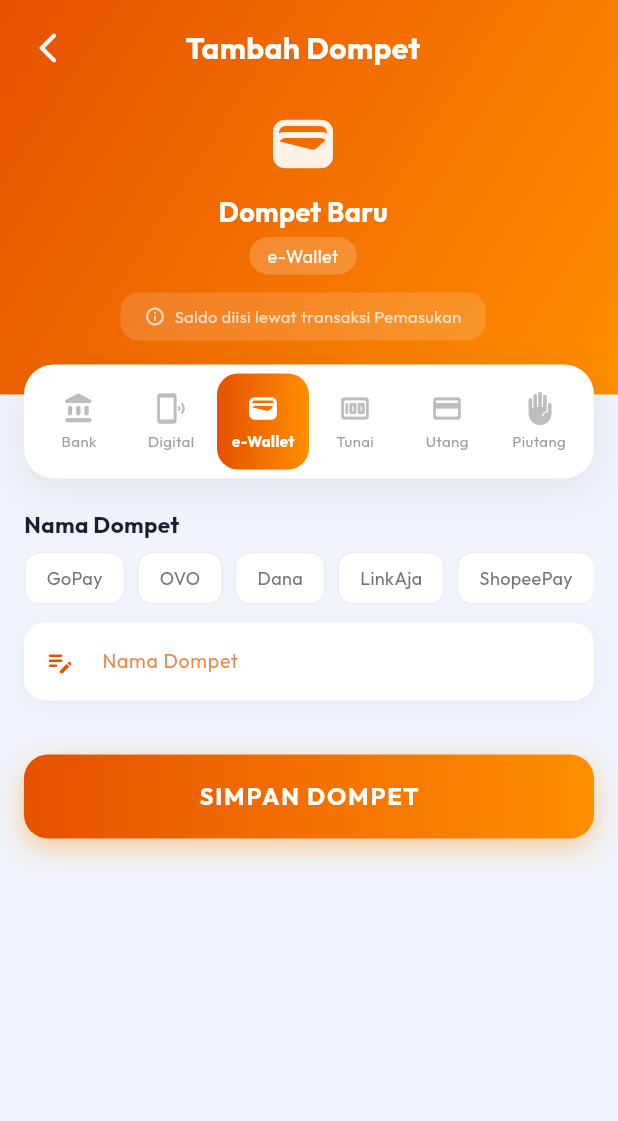
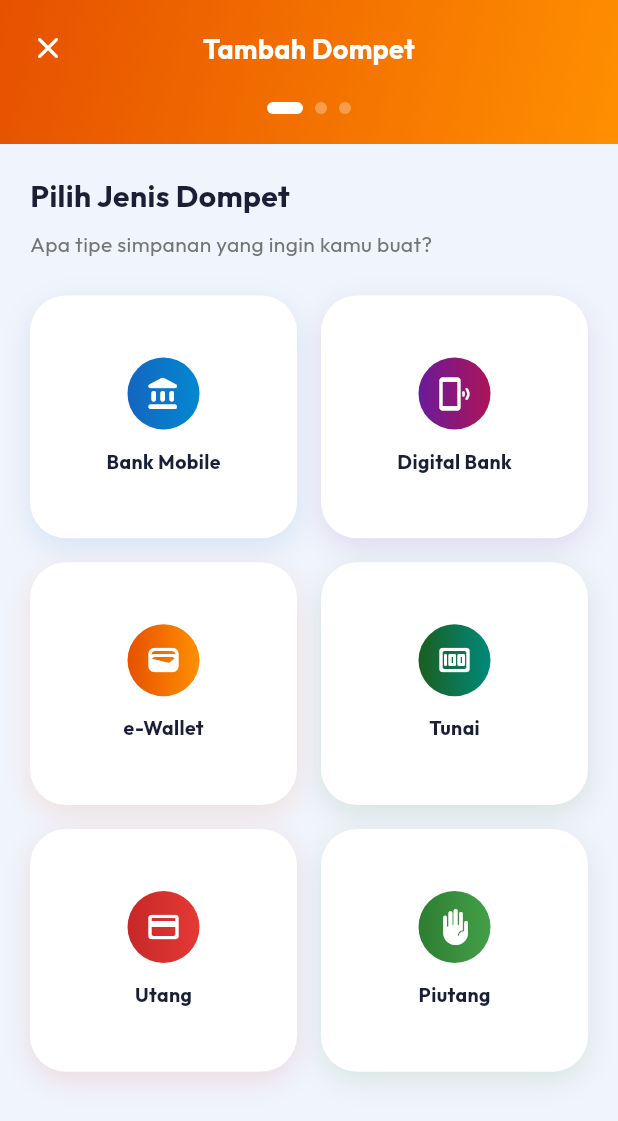
Before and after one commit to Fikzfik/urmoney, a Flutter app: the AddEditWalletScreen screen opened directly, on a phone screen of 412 x 824 dp. Shown: the top 1121 px of the screen. Run offline on Flutter 3.47's test engine with Material 3 defaults, Android fonts, the phone set to English and light mode, and no system bars; our stand-ins replace fl_chart, flutter_dotenv, flutter_riverpod, go_router, google_fonts, supabase_flutter; accounts and stored records are empty.

```diff
--- a/lib/features/wallets/presentation/screens/add_edit_wallet_screen.dart
+++ b/lib/features/wallets/presentation/screens/add_edit_wallet_screen.dart
@@ -13,6 +13,9 @@ class AddEditWalletScreen extends ConsumerStatefulWidget {
 }
 
 class _AddEditWalletScreenState extends ConsumerState<AddEditWalletScreen> {
+  late PageController _pageController;
+  int _currentStep = 0;
+
   late String selectedType;
   late TextEditingController nameCtrl;
   late TextEditingController taxAmountCtrl;
@@ -20,6 +23,24 @@ class _AddEditWalletScreenState extends ConsumerState<AddEditWalletScreen> {
   late TextEditingController interestRateCtrl;
   late TextEditingController payoutDayCtrl;
   late String payoutSchedule;
+
+  static const _types = [
+    {'key': 'bankmobile', 'name': 'Bank Mobile', 'icon': Icons.account_balance_rounded},
+    {'key': 'digitalbank', 'name': 'Digital Bank', 'icon': Icons.phonelink_ring_rounded},
+    {'key': 'ewallet', 'name': 'e-Wallet', 'icon': Icons.wallet_rounded},
+    {'key': 'cash', 'name': 'Tunai', 'icon': Icons.money_rounded},
+    {'key': 'debt', 'name': 'Utang', 'icon': Icons.credit_card_rounded},
+    {'key': 'receivable', 'name': 'Piutang', 'icon': Icons.front_hand_rounded},
+  ];
+
+  static const _suggestions = {
+    'bankmobile': ['BNI', 'BCA', 'Mandiri', 'BRI', 'BTN', 'CIMB Niaga', 'Permata'],
+    'digitalbank': ['SeaBank', 'Bank Jago', 'Blu', 'Line Bank', 'Allo Bank', 'Neobank'],
+    'ewallet': ['GoPay', 'OVO', 'Dana', 'LinkAja', 'ShopeePay'],
+    'cash': ['Dompet', 'Celengan', 'Kas'],
+    'debt': ['Kartu Kredit', 'Pinjaman Teman', 'Paylater'],
+    'receivable': ['Pinjaman ke Teman', 'Piutang Dagang'],
+  };
 
   @override
   void initState() {
@@ -32,16 +53,36 @@ class _AddEditWalletScreenState extends ConsumerState<AddEditWalletScreen> {
     interestRateCtrl = TextEditingController(text: w?.interestRate?.toString() ?? '');
     payoutDayCtrl = TextEditingController(text: w?.payoutDay?.toString() ?? '');
     payoutSchedule = w?.payoutSchedule ?? 'harian';
+
+    _currentStep = w != null ? 2 : 0;
+    _pageController = PageController(initialPage: _currentStep);
   }
 
   @override
   void dispose() {
+    _pageController.dispose();
     nameCtrl.dispose();
     taxAmountCtrl.dispose();
     taxDayCtrl.dispose();
     interestRateCtrl.dispose();
     payoutDayCtrl.dispose();
     super.dispose();
+  }
+
+  void _nextStep() {
+    if (_currentStep < 2) {
+      setState(() => _currentStep++);
+      _pageController.animateToPage(_currentStep, duration: const Duration(milliseconds: 400), curve: Curves.easeInOutCubic);
+    }
+  }
+
+  void _prevStep() {
+    if (_currentStep > 0) {
+      setState(() => _currentStep--);
+      _pageController.animateToPage(_currentStep, duration: const Duration(milliseconds: 400), curve: Curves.easeInOutCubic);
+    } else {
+      Navigator.pop(context);
+    }
   }
 
   void _save() {
@@ -51,7 +92,7 @@ class _AddEditWalletScreenState extends ConsumerState<AddEditWalletScreen> {
       notifier.addWallet(
         nameCtrl.text.trim(),
         selectedType,
-        0.0, // Balance starts at 0 — use transactions to fund
+        0.0,
         taxRate: selectedType == 'bankmobile' ? double.tryParse(taxAmountCtrl.text) : null,
         taxDay: selectedType == 'bankmobile' ? int.tryParse(taxDayCtrl.text) : null,
         interestRate: selectedType == 'digitalbank' ? double.tryParse(interestRateCtrl.text) : null,
@@ -73,196 +114,264 @@ class _AddEditWalletScreenState extends ConsumerState<AddEditWalletScreen> {
     Navigator.pop(context);
   }
 
-  static const _types = [
-    {'key': 'bankmobile', 'name': 'Bank Mobile', 'icon': Icons.account_balance_rounded},
-    {'key': 'digitalbank', 'name': 'Digital Bank', 'icon': Icons.phonelink_ring_rounded},
-    {'key': 'ewallet', 'name': 'e-Wallet', 'icon': Icons.wallet_rounded},
-    {'key': 'cash', 'name': 'Tunai', 'icon': Icons.money_rounded},
-    {'key': 'debt', 'name': 'Utang', 'icon': Icons.credit_card_rounded},
-    {'key': 'receivable', 'name': 'Piutang', 'icon': Icons.front_hand_rounded},
-  ];
-
-  static const _suggestions = {
-    'bankmobile': ['BNI', 'BCA', 'Mandiri', 'BRI', 'BTN', 'CIMB Niaga', 'Permata'],
-    'digitalbank': ['SeaBank', 'Bank Jago', 'Blu', 'Line Bank', 'Allo Bank', 'Neobank'],
-    'ewallet': ['GoPay', 'OVO', 'Dana', 'LinkAja', 'ShopeePay'],
-    'cash': ['Dompet', 'Celengan', 'Kas'],
-    'debt': ['Kartu Kredit', 'Pinjaman Teman', 'Paylater'],
-    'receivable': ['Pinjaman ke Teman', 'Piutang Dagang'],
-  };
-
   @override
   Widget build(BuildContext context) {
-    final gradColors = AppColors.walletGradients[selectedType] ?? [AppColors.primary, AppColors.accent];
-    final typeData = _types.firstWhere((t) => t['key'] == selectedType);
-
     return Scaffold(
+      backgroundColor: AppColors.background,
       body: Column(
         children: [
-          // ─── Premium gradient header ─────────────────────────────────
-          Container(
-            decoration: BoxDecoration(
-              gradient: LinearGradient(colors: gradColors, begin: Alignment.topLeft, end: Alignment.bottomRight),
+          _buildHeader(),
+          Expanded(
+            child: PageView(
+              controller: _pageController,
+              physics: const NeverScrollableScrollPhysics(),
+              children: [
+                _buildTypePicker(),
+                _buildItemPicker(),
+                _buildDetailsForm(),
+              ],
             ),
+          ),
+        ],
+      ),
+    );
+  }
+
+  Widget _buildHeader() {
+    final gradColors = AppColors.walletGradients[selectedType] ?? [AppColors.primary, AppColors.accent];
+    return Container(
+      decoration: BoxDecoration(gradient: LinearGradient(colors: gradColors, begin: Alignment.topLeft, end: Alignment.bottomRight)),
       child: SafeArea(
         bottom: false,
         child: Padding(
-                padding: const EdgeInsets.fromLTRB(8, 8, 16, 36),
+          padding: const EdgeInsets.fromLTRB(8, 8, 8, 20),
           child: Column(
             children: [
               Row(
                 children: [
                   IconButton(
-                          icon: const Icon(Icons.arrow_back_ios_new_rounded, color: Colors.white),
-                          onPressed: () => Navigator.pop(context),
+                    icon: Icon(_currentStep == 0 ? Icons.close_rounded : Icons.arrow_back_ios_new_rounded, color: Colors.white),
+                    onPressed: _prevStep,
                   ),
                   Expanded(
                     child: Text(
                       widget.wallet == null ? 'Tambah Dompet' : 'Edit Dompet',
-                            style: const TextStyle(color: Colors.white, fontWeight: FontWeight.bold, fontSize: 20),
+                      style: const TextStyle(color: Colors.white, fontWeight: FontWeight.bold, fontSize: 18),
                       textAlign: TextAlign.center,
                     ),
                   ),
                   const SizedBox(width: 48),
                 ],
               ),
-                    const SizedBox(height: 16),
-                    Icon(typeData['icon'] as IconData, color: Colors.white.withOpacity(0.9), size: 48),
-                    const SizedBox(height: 8),
-                    Text(
-                      nameCtrl.text.isEmpty ? 'Dompet Baru' : nameCtrl.text,
-                      style: const TextStyle(color: Colors.white, fontSize: 18, fontWeight: FontWeight.bold),
+              const SizedBox(height: 12),
+              // Progress indicator dots
+              Row(
+                mainAxisAlignment: MainAxisAlignment.center,
+                children: List.generate(3, (i) {
+                  final isDone = _currentStep > i;
+                  final isCurrent = _currentStep == i;
+                  return Container(
+                    margin: const EdgeInsets.symmetric(horizontal: 4),
+                    width: isCurrent ? 24 : 8,
+                    height: 8,
+                    decoration: BoxDecoration(
+                      color: isDone || isCurrent ? Colors.white : Colors.white.withOpacity(0.3),
+                      borderRadius: BorderRadius.circular(4),
                     ),
-                    const SizedBox(height: 4),
-                    Container(
-                      padding: const EdgeInsets.symmetric(horizontal: 12, vertical: 4),
-                      decoration: BoxDecoration(color: Colors.white.withOpacity(0.2), borderRadius: BorderRadius.circular(20)),
-                      child: Text(typeData['name'] as String, style: const TextStyle(color: Colors.white, fontSize: 12)),
-                    ),
-                    if (widget.wallet == null) ...[
-                      const SizedBox(height: 12),
-                      Container(
-                        padding: const EdgeInsets.symmetric(horizontal: 16, vertical: 8),
-                        decoration: BoxDecoration(color: Colors.white.withOpacity(0.15), borderRadius: BorderRadius.circular(12)),
-                        child: const Row(
-                          mainAxisSize: MainAxisSize.min,
-                          children: [
-                            Icon(Icons.info_outline_rounded, color: Colors.white70, size: 14),
-                            SizedBox(width: 6),
-                            Text('Saldo diisi lewat transaksi Pemasukan', style: TextStyle(color: Colors.white70, fontSize: 11)),
-                          ],
-                        ),
-                      )
-                    ],
-                  ],
-                ),
-              ),
-            ),
-          ),
-
-          // ─── Body ────────────────────────────────────────────────────
-          Expanded(
-            child: SingleChildScrollView(
-              child: Column(
-                children: [
-                  // Type selector (floating pill selector)
-                  Transform.translate(
-                    offset: const Offset(0, -20),
-                    child: Container(
-                      margin: const EdgeInsets.symmetric(horizontal: 16),
-                      padding: const EdgeInsets.all(6),
-                      decoration: BoxDecoration(
-                        color: Colors.white,
-                        borderRadius: BorderRadius.circular(20),
-                        boxShadow: [BoxShadow(color: Colors.black.withOpacity(0.08), blurRadius: 20, offset: const Offset(0, 6))],
-                      ),
-                      child: Row(
-                        children: _types.map((t) {
-                          final isSelected = selectedType == t['key'];
-                          final tGrad = AppColors.walletGradients[t['key']] ?? [AppColors.primary, AppColors.accent];
-                          return Expanded(
-                            child: GestureDetector(
-                              onTap: () => setState(() => selectedType = t['key'] as String),
-                              child: AnimatedContainer(
-                                duration: const Duration(milliseconds: 200),
-                                padding: const EdgeInsets.symmetric(vertical: 12),
-                                decoration: BoxDecoration(
-                                  gradient: isSelected ? LinearGradient(colors: tGrad) : null,
-                                  borderRadius: BorderRadius.circular(14),
-                                ),
-                                child: Column(
-                                  children: [
-                                    Icon(t['icon'] as IconData, color: isSelected ? Colors.white : Colors.grey.shade400, size: 22),
-                                    const SizedBox(height: 4),
-                                    Text(
-                                      (t['name'] as String).split(' ').first,
-                                      style: TextStyle(
-                                        fontSize: 10,
-                                        color: isSelected ? Colors.white : Colors.grey.shade500,
-                                        fontWeight: isSelected ? FontWeight.bold : FontWeight.normal,
-                                      ),
+                  );
+                }),
               ),
             ],
           ),
         ),
       ),
     );
-                        }).toList(),
+  }
+
+  // ─── STEP 1: TYPE PICKER ───────────────────────────────────────────
+  Widget _buildTypePicker() {
+    return SingleChildScrollView(
+      padding: const EdgeInsets.all(20),
+      child: Column(
+        crossAxisAlignment: CrossAxisAlignment.start,
+        children: [
+          const Text('Pilih Jenis Dompet', style: TextStyle(fontWeight: FontWeight.bold, fontSize: 20)),
+          const SizedBox(height: 8),
+          Text('Apa tipe simpanan yang ingin kamu buat?', style: TextStyle(color: Colors.grey.shade600, fontSize: 14)),
+          const SizedBox(height: 24),
+          GridView.builder(
+            shrinkWrap: true,
+            physics: const NeverScrollableScrollPhysics(),
+            gridDelegate: const SliverGridDelegateWithFixedCrossAxisCount(
+              crossAxisCount: 2,
+              crossAxisSpacing: 16,
+              mainAxisSpacing: 16,
+              childAspectRatio: 1.1,
+            ),
+            itemCount: _types.length,
+            itemBuilder: (context, i) {
+              final t = _types[i];
+              final tColors = AppColors.walletGradients[t['key']] ?? [AppColors.primary, AppColors.accent];
+              return GestureDetector(
+                onTap: () {
+                  setState(() => selectedType = t['key'] as String);
+                  _nextStep();
+                },
+                child: Container(
+                  decoration: BoxDecoration(
+                    color: Colors.white,
+                    borderRadius: BorderRadius.circular(24),
+                    boxShadow: [BoxShadow(color: tColors.first.withOpacity(0.12), blurRadius: 15, offset: const Offset(0, 6))],
+                  ),
+                  child: Column(
+                    mainAxisAlignment: MainAxisAlignment.center,
+                    children: [
+                      Container(
+                        padding: const EdgeInsets.all(12),
+                        decoration: BoxDecoration(gradient: LinearGradient(colors: tColors), shape: BoxShape.circle),
+                        child: Icon(t['icon'] as IconData, color: Colors.white, size: 24),
+                      ),
+                      const SizedBox(height: 12),
+                      Text(t['name'] as String, style: const TextStyle(fontWeight: FontWeight.bold, fontSize: 13)),
+                    ],
+                  ),
+                ),
+              );
+            },
+          ),
+        ],
+      ),
+    );
+  }
+
+  // ─── STEP 2: ITEM PICKER ───────────────────────────────────────────
+  Widget _buildItemPicker() {
+    final list = _suggestions[selectedType] ?? [];
+    final tColors = AppColors.walletGradients[selectedType] ?? [AppColors.primary, AppColors.accent];
+
+    return SingleChildScrollView(
+      padding: const EdgeInsets.all(20),
+      child: Column(
+        crossAxisAlignment: CrossAxisAlignment.start,
+        children: [
+          Text('Pilih ${_types.firstWhere((t) => t['key'] == selectedType)['name']}',
+              style: const TextStyle(fontWeight: FontWeight.bold, fontSize: 20)),
+          const SizedBox(height: 8),
+          Text('Tentukan nama penyedia layananmu', style: TextStyle(color: Colors.grey.shade600, fontSize: 14)),
+          const SizedBox(height: 24),
+          GridView.builder(
+            shrinkWrap: true,
+            physics: const NeverScrollableScrollPhysics(),
+            gridDelegate: const SliverGridDelegateWithFixedCrossAxisCount(
+              crossAxisCount: 3,
+              crossAxisSpacing: 12,
+              mainAxisSpacing: 12,
+              childAspectRatio: 1.4,
+            ),
+            itemCount: list.length + 1,
+            itemBuilder: (context, i) {
+              if (i < list.length) {
+                final s = list[i];
+                return GestureDetector(
+                  onTap: () {
+                    setState(() => nameCtrl.text = s);
+                    _nextStep();
+                  },
+                  child: Container(
+                    decoration: BoxDecoration(
+                      color: Colors.white,
+                      border: Border.all(color: Colors.grey.shade100),
+                      borderRadius: BorderRadius.circular(16),
+                    ),
+                    child: Center(
+                      child: Text(s,
+                          style: TextStyle(fontWeight: FontWeight.bold, fontSize: 11, color: tColors.first),
+                          textAlign: TextAlign.center),
+                    ),
+                  ),
+                );
+              }
+              // Custom option
+              return GestureDetector(
+                onTap: () => _nextStep(),
+                child: Container(
+                  decoration: BoxDecoration(color: Colors.grey.shade50, borderRadius: BorderRadius.circular(16)),
+                  child: const Center(
+                    child: Column(
+                      mainAxisAlignment: MainAxisAlignment.center,
+                      children: [
+                        Icon(Icons.edit_note_rounded, size: 16, color: Colors.grey),
+                        Text('Lainnya', style: TextStyle(fontSize: 10, color: Colors.grey)),
+                      ],
                     ),
                   ),
                 ),
+              );
+            },
+          ),
+        ],
+      ),
+    );
+  }
 
-                  Padding(
-                    padding: const EdgeInsets.fromLTRB(16, 0, 16, 32),
+  // ─── STEP 3: DETAILS FORM ──────────────────────────────────────────
+  Widget _buildDetailsForm() {
+    final gradColors = AppColors.walletGradients[selectedType] ?? [AppColors.primary, AppColors.accent];
+    final typeData = _types.firstWhere((t) => t['key'] == selectedType);
+
+    return SingleChildScrollView(
+      padding: const EdgeInsets.all(20),
       child: Column(
         crossAxisAlignment: CrossAxisAlignment.start,
         children: [
-                        _sectionTitle('Nama Dompet'),
-                        const SizedBox(height: 8),
-                        _buildSuggestions(),
-                        const SizedBox(height: 12),
-                        _buildField('Nama Dompet', nameCtrl, Icons.edit_note_rounded, gradColors.first,
-                            onChanged: (_) => setState(() {})),
-
-                        if (selectedType == 'bankmobile') ...[
-                          const SizedBox(height: 24),
-                          _sectionTitle('Pengaturan Pajak', icon: Icons.receipt_long_rounded, color: gradColors.first),
-                          const SizedBox(height: 10),
+          // Selected Summary Card
           Container(
             padding: const EdgeInsets.all(16),
             decoration: BoxDecoration(
-                              color: gradColors.first.withOpacity(0.05),
-                              borderRadius: BorderRadius.circular(16),
-                              border: Border.all(color: gradColors.first.withOpacity(0.15)),
+              color: Colors.white,
+              borderRadius: BorderRadius.circular(20),
+              boxShadow: [BoxShadow(color: Colors.black.withOpacity(0.04), blurRadius: 10)],
             ),
+            child: Row(
+              children: [
+                Container(
+                  padding: const EdgeInsets.all(10),
+                  decoration: BoxDecoration(gradient: LinearGradient(colors: gradColors), borderRadius: BorderRadius.circular(12)),
+                  child: Icon(typeData['icon'] as IconData, color: Colors.white, size: 20),
+                ),
+                const SizedBox(width: 12),
+                Expanded(
                   child: Column(
+                    crossAxisAlignment: CrossAxisAlignment.start,
                     children: [
-                                _buildField('Jumlah Pajak (Rp)', taxAmountCtrl, Icons.money_off_rounded, gradColors.first,
-                                    keyboardType: TextInputType.number),
-                                const SizedBox(height: 12),
-                                _buildField('Tgl Pemotongan (1-31)', taxDayCtrl, Icons.calendar_month_rounded, gradColors.first,
-                                    keyboardType: TextInputType.number),
+                      Text(nameCtrl.text.isEmpty ? 'Penyedia Layanan' : nameCtrl.text,
+                          style: const TextStyle(fontWeight: FontWeight.bold, fontSize: 15)),
+                      Text(typeData['name'] as String, style: TextStyle(fontSize: 12, color: Colors.grey.shade500)),
                     ],
                   ),
                 ),
+                IconButton(
+                  icon: const Icon(Icons.edit_rounded, size: 18, color: Colors.grey),
+                  onPressed: () => _pageController.animateToPage(0, duration: const Duration(milliseconds: 300), curve: Curves.easeOut),
+                ),
+              ],
+            ),
+          ),
+          const SizedBox(height: 24),
+          _sectionTitle('Konfigurasi Lengkap'),
+          const SizedBox(height: 16),
+          _buildField('Nama Dompet', nameCtrl, Icons.edit_note_rounded, gradColors.first),
+
+          if (selectedType == 'bankmobile') ...[
+            const SizedBox(height: 20),
+            _buildField('Jumlah Pajak / Adm (Rp)', taxAmountCtrl, Icons.money_off_rounded, gradColors.first, keyboardType: TextInputType.number),
+            const SizedBox(height: 12),
+            _buildField('Tgl Potong (1-31)', taxDayCtrl, Icons.calendar_month_rounded, gradColors.first, keyboardType: TextInputType.number),
           ],
 
           if (selectedType == 'digitalbank') ...[
-                          const SizedBox(height: 24),
-                          _sectionTitle('Pengaturan Deposito', icon: Icons.trending_up_rounded, color: gradColors.first),
-                          const SizedBox(height: 10),
-                          Container(
-                            padding: const EdgeInsets.all(16),
-                            decoration: BoxDecoration(
-                              color: gradColors.first.withOpacity(0.05),
-                              borderRadius: BorderRadius.circular(16),
-                              border: Border.all(color: gradColors.first.withOpacity(0.15)),
-                            ),
-                            child: Column(
-                              crossAxisAlignment: CrossAxisAlignment.start,
-                              children: [
-                                _buildField('Bunga / Deposito (%)', interestRateCtrl, Icons.percent_rounded, gradColors.first,
-                                    keyboardType: TextInputType.number),
+            const SizedBox(height: 20),
+            _buildField('Bunga / Tabungan (%)', interestRateCtrl, Icons.percent_rounded, gradColors.first, keyboardType: TextInputType.number),
             const SizedBox(height: 16),
             Text('Jadwal Pencairan', style: TextStyle(fontSize: 13, color: Colors.grey.shade600, fontWeight: FontWeight.w600)),
             const SizedBox(height: 8),
@@ -275,15 +384,11 @@ class _AddEditWalletScreenState extends ConsumerState<AddEditWalletScreen> {
             ),
             if (payoutSchedule == 'bulanan') ...[
               const SizedBox(height: 12),
-                                  _buildField('Tgl Pencairan (1-31)', payoutDayCtrl, Icons.calendar_today_rounded, gradColors.first,
-                                      keyboardType: TextInputType.number),
+              _buildField('Tgl Pencairan (1-31)', payoutDayCtrl, Icons.calendar_today_rounded, gradColors.first, keyboardType: TextInputType.number),
             ],
           ],
-                            ),
-                          ),
-                        ],
 
-                        const SizedBox(height: 36),
+          const SizedBox(height: 48),
           Container(
             width: double.infinity,
             height: 56,
@@ -305,65 +410,14 @@ class _AddEditWalletScreenState extends ConsumerState<AddEditWalletScreen> {
           ),
         ],
       ),
-                  ),
-                ],
-              ),
-            ),
-          ),
-        ],
-      ),
     );
   }
 
-  Widget _buildSuggestions() {
-    final list = _suggestions[selectedType] ?? [];
-    return SingleChildScrollView(
-      scrollDirection: Axis.horizontal,
-      child: Row(
-        children: list.map((s) {
-          final isSelected = nameCtrl.text == s;
-          final color = AppColors.walletGradients[selectedType]?.first ?? AppColors.primary;
-          return GestureDetector(
-            onTap: () {
-              setState(() {
-                nameCtrl.text = s;
-              });
-            },
-            child: AnimatedContainer(
-              duration: const Duration(milliseconds: 200),
-              margin: const EdgeInsets.only(right: 8),
-              padding: const EdgeInsets.symmetric(horizontal: 14, vertical: 8),
-              decoration: BoxDecoration(
-                color: isSelected ? color.withOpacity(0.1) : Colors.white,
-                borderRadius: BorderRadius.circular(10),
-                border: Border.all(color: isSelected ? color : Colors.grey.shade200),
-              ),
-              child: Text(
-                s,
-                style: TextStyle(
-                  fontSize: 12,
-                  color: isSelected ? color : Colors.grey.shade600,
-                  fontWeight: isSelected ? FontWeight.bold : FontWeight.normal,
-                ),
-              ),
-            ),
-          );
-        }).toList(),
-      ),
-    );
+  Widget _sectionTitle(String title) {
+    return Text(title, style: const TextStyle(fontWeight: FontWeight.bold, fontSize: 16, color: AppColors.textPrimary));
   }
 
-  Widget _sectionTitle(String title, {IconData? icon, Color? color}) {
-    return Row(
-      children: [
-        if (icon != null) ...[Icon(icon, size: 16, color: color ?? AppColors.primary), const SizedBox(width: 6)],
-        Text(title, style: TextStyle(fontWeight: FontWeight.bold, fontSize: 15, color: color ?? AppColors.textPrimary)),
-      ],
-    );
-  }
-
-  Widget _buildField(String label, TextEditingController ctrl, IconData icon, Color color,
-      {TextInputType? keyboardType, ValueChanged<String>? onChanged}) {
+  Widget _buildField(String label, TextEditingController ctrl, IconData icon, Color color, {TextInputType? keyboardType}) {
     return Container(
       decoration: BoxDecoration(
         color: Colors.white,
@@ -373,7 +427,6 @@ class _AddEditWalletScreenState extends ConsumerState<AddEditWalletScreen> {
       child: TextField(
         controller: ctrl,
         keyboardType: keyboardType,
-        onChanged: onChanged,
         decoration: InputDecoration(
           prefixIcon: Icon(icon, color: color, size: 20),
           hintText: label,
```
Lines whose indentation alone changed are shown as unchanged.
